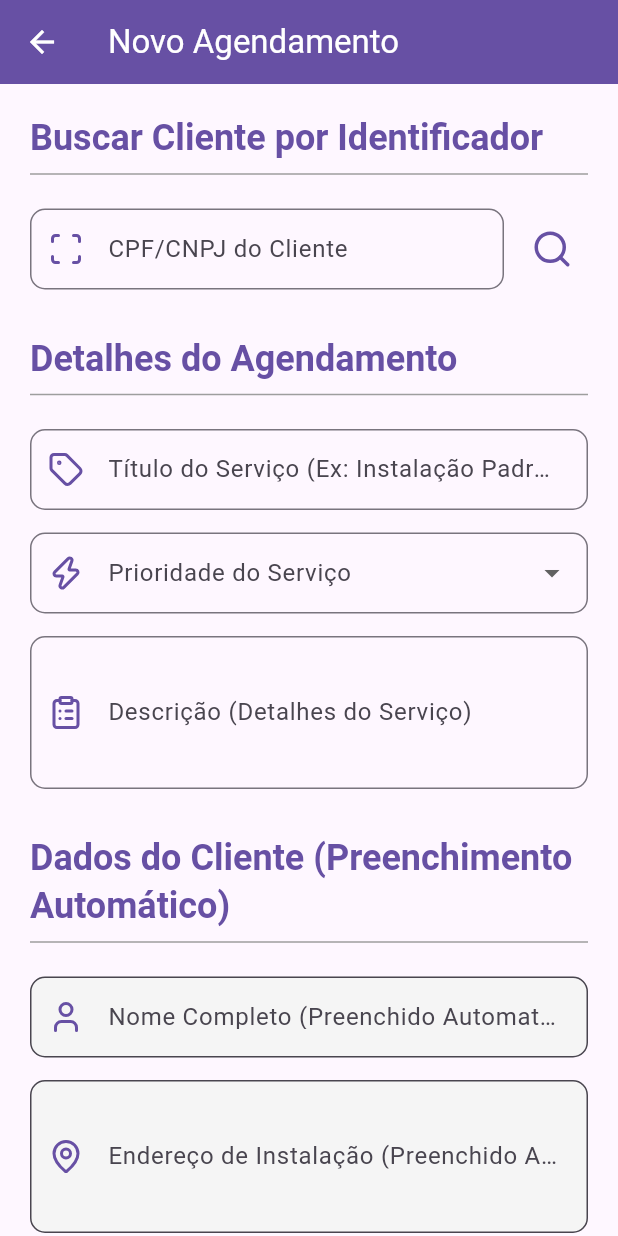
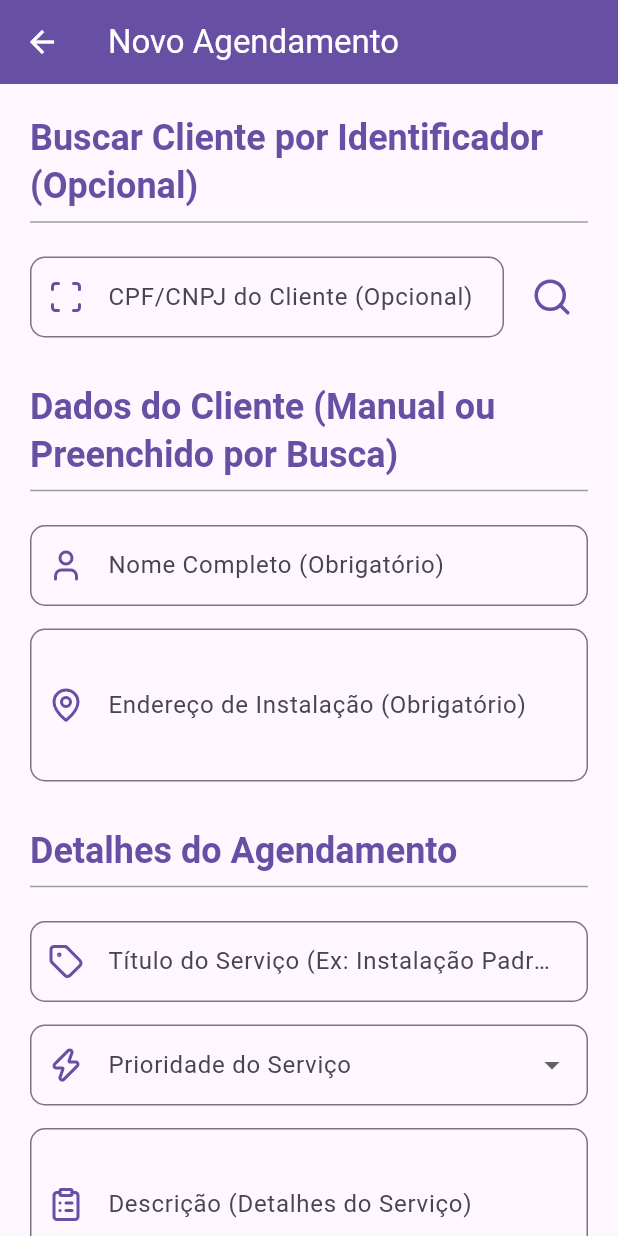
Before and after one commit to theuszinp/projetoagendamento, a Flutter app: the CreateTicketScreen screen opened directly with empty values, on a phone screen of 412 x 824 dp. Run offline on Flutter 3.47's test engine with Material 3 defaults, Android fonts, the phone set to English and light mode, and no system bars; our stand-ins replace firebase_core, lucide_icons_flutter; accounts and stored records are empty.

```diff
--- a/rastreador_app_flutter/lib/create_ticket_screen.dart
+++ b/rastreador_app_flutter/lib/create_ticket_screen.dart
@@ -1,7 +1,6 @@
 import 'dart:convert';
 import 'package:flutter/material.dart';
 import 'package:http/http.dart' as http;
-// CORREÇÃO FINALIZADA: Importando o pacote conforme definido no pubspec.yaml
 import 'package:lucide_icons_flutter/lucide_icons.dart';
 
 // Substitua pelo seu BASE_URL
@@ -25,7 +24,7 @@ class _CreateTicketScreenState extends State<CreateTicketScreen> {
   final _formKey = GlobalKey<FormState>();
 
   // Variáveis CRÍTICAS para a API
-  int? _clientId; // ID numérico retornado pela busca (OBRIGATÓRIO para a API)
+  int? _clientId; // ID numérico retornado pela busca (OPCIONAL, agora permitimos cadastrar sem ID)
   String? _selectedPriority; // Prioridade do serviço (OBRIGATÓRIO para a API)
 
   // Controladores
@@ -39,6 +38,9 @@ class _CreateTicketScreenState extends State<CreateTicketScreen> {
   bool _isSearching = false;
 
   final List<String> _priorities = ['Baixa', 'Média', 'Alta'];
+
+  // Novo estado: Se o nome e endereço foram preenchidos pela busca, eles ficam somente leitura.
+  bool _isClientDataReadOnly = false;
 
   @override
   void dispose() {
@@ -63,6 +65,7 @@ class _CreateTicketScreenState extends State<CreateTicketScreen> {
     setState(() {
       _isSearching = true;
       _clientId = null; // Reseta o ID do cliente
+      _isClientDataReadOnly = false; // Permite edição enquanto busca
       _customerNameController.clear();
       _addressController.clear();
     });
@@ -75,17 +78,19 @@ class _CreateTicketScreenState extends State<CreateTicketScreen> {
         final data = jsonDecode(response.body);
 
         setState(() {
-          // 🚨 CRÍTICO: Armazena o ID para o POST /ticket
+          // Cliente encontrado: preenche os campos e os torna somente leitura
           _clientId = data['id'];
           _customerNameController.text = data['name'] ?? 'Cliente sem nome';
           _addressController.text = data['address'] ?? 'Endereço não fornecido';
+          _isClientDataReadOnly = true;
         });
         _showSnackBar('✅ Cliente encontrado com sucesso!', Colors.green);
       } else {
-        // Se o cliente não for encontrado (404), limpa os campos para evitar confusão.
+        // Cliente NÃO encontrado: limpa e mantém campos editáveis.
         _customerNameController.clear();
         _addressController.clear();
-        _showSnackBar('⚠️ Cliente não encontrado ou erro na busca.', Colors.red);
+        _isClientDataReadOnly = false;
+        _showSnackBar('⚠️ Cliente não encontrado. Preencha os dados manualmente.', Colors.red);
       }
     } catch (e) {
       _showSnackBar('❌ Erro de conexão ao buscar cliente.', Colors.deepOrange);
@@ -106,14 +111,20 @@ class _CreateTicketScreenState extends State<CreateTicketScreen> {
       return;
     }
 
-    // 2. Validação dos IDs e Prioridade
-    if (_clientId == null) {
-      _showSnackBar('⚠️ Por favor, busque e selecione um cliente válido primeiro.', Colors.red);
-      return;
-    }
+    // 2. Validação da Prioridade (Continua obrigatória)
     if (_selectedPriority == null) {
       _showSnackBar('⚠️ A prioridade do agendamento é obrigatória.', Colors.red);
       return;
+    }
+
+    // 3. Validação manual do nome e endereço (agora obrigatórios se o cliente não foi buscado)
+    if (_customerNameController.text.trim().isEmpty) {
+        _showSnackBar('⚠️ O Nome do Cliente é obrigatório.', Colors.red);
+        return;
+    }
+    if (_addressController.text.trim().isEmpty) {
+        _showSnackBar('⚠️ O Endereço de Instalação é obrigatório.', Colors.red);
+        return;
     }
 
     setState(() {
@@ -121,13 +132,17 @@ class _CreateTicketScreenState extends State<CreateTicketScreen> {
     });
 
     try {
-      // 🚨 CRÍTICO: Ajusta o corpo para corresponder aos campos OBRIGATÓRIOS do server.js
+      // 🚨 CRÍTICO: Agora enviamos o clientId, o nome e o endereço no corpo.
+      // O back-end deve ser capaz de criar o ticket, mesmo que clientId seja null,
+      // usando o customerName e address.
       final body = {
         'title': _titleController.text.trim(),
         'description': _descriptionController.text.trim(),
         'priority': _selectedPriority,
-        'requestedBy': widget.requestedByUserId, // ID do Vendedor logado
-        'clientId': _clientId, // ID numérico do cliente
+        'requestedBy': widget.requestedByUserId,
+        'clientId': _clientId, // Será null se o cliente não foi encontrado
+        'customerName': _customerNameController.text.trim(), // Enviamos sempre o nome digitado/puxado
+        'address': _addressController.text.trim(), // Enviamos sempre o endereço digitado/puxado
       };
 
       final response = await http.post(
@@ -162,6 +177,7 @@ class _CreateTicketScreenState extends State<CreateTicketScreen> {
     setState(() {
       _clientId = null;
       _selectedPriority = null;
+      _isClientDataReadOnly = false;
     });
     _titleController.clear();
     _customerNameController.clear();
@@ -199,9 +215,9 @@ class _CreateTicketScreenState extends State<CreateTicketScreen> {
           child: Column(
             crossAxisAlignment: CrossAxisAlignment.stretch,
             children: <Widget>[
-              // --- 1. SEÇÃO DE BUSCA (CRÍTICA) ---
+              // --- 1. SEÇÃO DE BUSCA (OPCIONAL) ---
               Text(
-                'Buscar Cliente por Identificador',
+                'Buscar Cliente por Identificador (Opcional)',
                 style: theme.textTheme.headlineSmall?.copyWith(fontWeight: FontWeight.bold, color: theme.primaryColor),
               ),
               const Divider(color: Colors.grey),
@@ -213,13 +229,8 @@ class _CreateTicketScreenState extends State<CreateTicketScreen> {
                     child: TextFormField(
                       controller: _identifierController,
                       keyboardType: TextInputType.text,
-                      decoration: _buildInputDecoration('CPF/CNPJ do Cliente', LucideIcons.scan),
-                      validator: (value) {
-                        if (value == null || value.isEmpty) {
-                          return 'O CPF/CNPJ é obrigatório para busca.';
-                        }
-                        return null;
-                      },
+                      decoration: _buildInputDecoration('CPF/CNPJ do Cliente (Opcional)', LucideIcons.scan),
+                      // Removendo o validador para tornar o campo opcional
                     ),
                   ),
                   const SizedBox(width: 8),
@@ -238,7 +249,55 @@ class _CreateTicketScreenState extends State<CreateTicketScreen> {
               ),
               const SizedBox(height: 30),
 
-              // --- 2. DADOS DO TICKET ---
+              // --- 2. DADOS DO CLIENTE (MANUAL OU AUTO) ---
+              Text(
+                'Dados do Cliente (Manual ou Preenchido por Busca)',
+                style: theme.textTheme.headlineSmall?.copyWith(fontWeight: FontWeight.bold, color: theme.primaryColor),
+              ),
+              const Divider(color: Colors.grey),
+              const SizedBox(height: 15),
+
+              // Campo Nome do Cliente (Agora pode ser editável)
+              TextFormField(
+                controller: _customerNameController,
+                readOnly: _isClientDataReadOnly, // Somente leitura se encontrado na busca
+                decoration: _buildInputDecoration(
+                  _isClientDataReadOnly ? 'Nome Completo (Preenchido Automaticamente)' : 'Nome Completo (Obrigatório)',
+                  LucideIcons.user
+                ).copyWith(
+                  filled: _isClientDataReadOnly, // Realça se for automático
+                  fillColor: _isClientDataReadOnly ? Colors.grey[100] : Colors.white,
+                ),
+                // O validador agora checa o campo no momento do submit,
+                // mas a validação de isEmpty foi movida para _submitTicket
+                validator: (value) {
+                  // A validação de obrigatoriedade agora é feita no _submitTicket
+                  return null;
+                },
+              ),
+              const SizedBox(height: 15),
+
+              // Campo Endereço (Agora pode ser editável)
+              TextFormField(
+                controller: _addressController,
+                readOnly: _isClientDataReadOnly, // Somente leitura se encontrado na busca
+                maxLines: 3,
+                keyboardType: TextInputType.streetAddress,
+                decoration: _buildInputDecoration(
+                  _isClientDataReadOnly ? 'Endereço (Preenchido Automaticamente)' : 'Endereço de Instalação (Obrigatório)',
+                  LucideIcons.mapPin
+                ).copyWith(
+                  filled: _isClientDataReadOnly, // Realça se for automático
+                  fillColor: _isClientDataReadOnly ? Colors.grey[100] : Colors.white,
+                ),
+                validator: (value) {
+                  // A validação de obrigatoriedade agora é feita no _submitTicket
+                  return null;
+                },
+              ),
+              const SizedBox(height: 30),
+
+              // --- 3. DADOS DO TICKET ---
               Text(
                 'Detalhes do Agendamento',
                 style: theme.textTheme.headlineSmall?.copyWith(fontWeight: FontWeight.bold, color: theme.primaryColor),
@@ -297,45 +356,6 @@ class _CreateTicketScreenState extends State<CreateTicketScreen> {
               ),
               const SizedBox(height: 30),
 
-              // --- 3. DADOS DO CLIENTE PREENCHIDOS PELA BUSCA ---
-              Text(
-                'Dados do Cliente (Preenchimento Automático)',
-                style: theme.textTheme.headlineSmall?.copyWith(fontWeight: FontWeight.bold, color: theme.primaryColor),
-              ),
-              const Divider(color: Colors.grey),
-              const SizedBox(height: 15),
-
-              // Campo Nome do Cliente (ReadOnly)
-              TextFormField(
-                controller: _customerNameController,
-                readOnly: true, // Deve ser preenchido pela busca
-                // CORREÇÃO: Usando 'LucideIcons.user' em vez de 'LucideIcons.person'
-                decoration: _buildInputDecoration('Nome Completo (Preenchido Automaticamente)', LucideIcons.user).copyWith(
-                  filled: true,
-                  fillColor: Colors.grey[100],
-                ),
-                validator: (value) {
-                  if (_clientId == null) {
-                    return 'Busque um cliente válido antes de registrar.';
-                  }
-                  return null;
-                },
-              ),
-              const SizedBox(height: 15),
-
-              // Campo Endereço (ReadOnly)
-              TextFormField(
-                controller: _addressController,
-                readOnly: true, // Deve ser preenchido pela busca
-                maxLines: 3,
-                keyboardType: TextInputType.streetAddress,
-                decoration: _buildInputDecoration('Endereço de Instalação (Preenchido Automaticamente)', LucideIcons.mapPin).copyWith(
-                  filled: true,
-                  fillColor: Colors.grey[100],
-                ),
-              ),
-              const SizedBox(height: 30),
-
               // Botão de Envio
               ElevatedButton(
                 onPressed: (_isLoading || _isSearching) ? null : _submitTicket,
```
